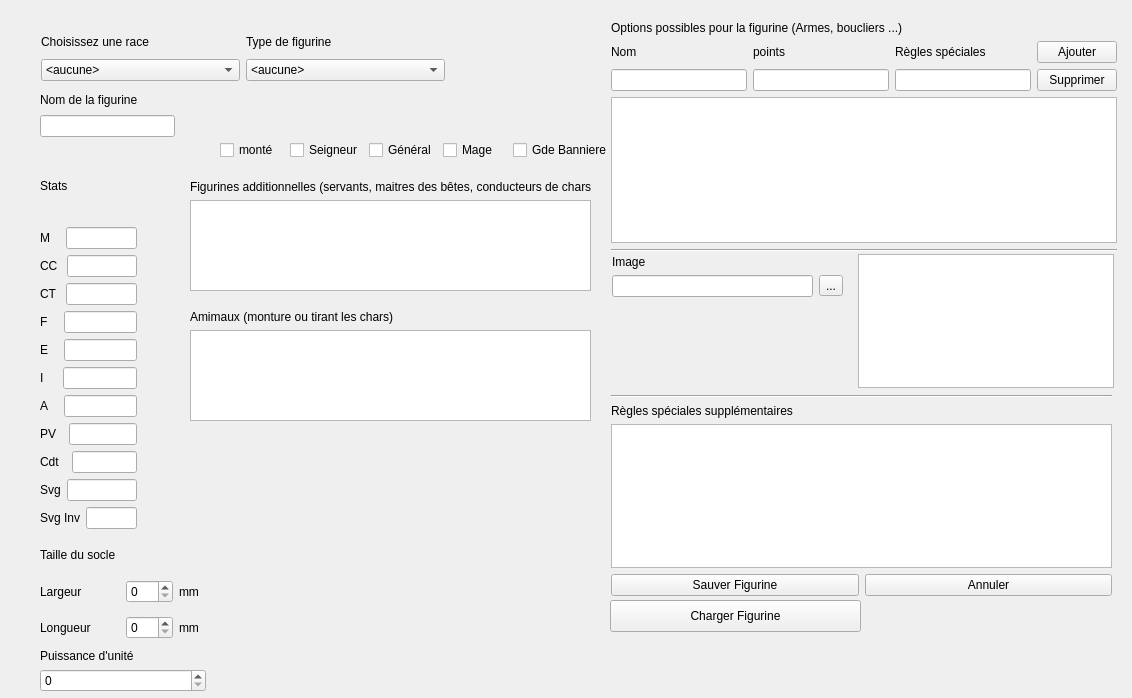
The window that warhole/modelwindow.ui (kaosphere/Warhole) describes before a commit, drawn with Qt 5.
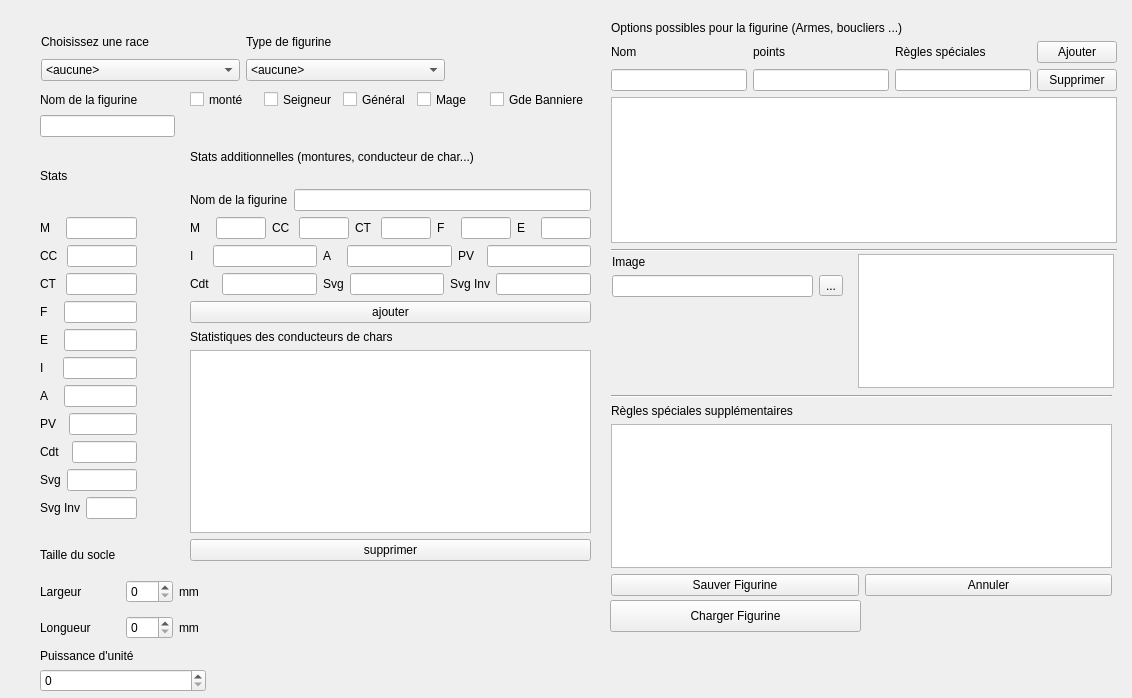
The same window after the commit.

Commit message: Update UI and modelwindow to add stats

```diff
--- a/warhole/modelwindow.ui
+++ b/warhole/modelwindow.ui
@@ -39,7 +39,7 @@
    <property name="geometry">
     <rect>
      <x>40</x>
-     <y>150</y>
+     <y>140</y>
      <width>97</width>
      <height>379</height>
     </rect>
@@ -451,57 +451,13 @@
     </item>
    </layout>
   </widget>
-  <widget class="QWidget" name="layoutWidget_2">
-   <property name="geometry">
-    <rect>
-     <x>190</x>
-     <y>180</y>
-     <width>401</width>
-     <height>111</height>
-    </rect>
-   </property>
-   <layout class="QVBoxLayout" name="verticalLayout_16">
-    <item>
-     <widget class="QLabel" name="label_28">
-      <property name="text">
-       <string>Figurines additionnelles (servants, maitres des bêtes, conducteurs de chars...)</string>
-      </property>
-     </widget>
-    </item>
-    <item>
-     <widget class="QTreeView" name="viewModelCrew"/>
-    </item>
-   </layout>
-  </widget>
   <widget class="QWidget" name="layoutWidget">
    <property name="geometry">
     <rect>
      <x>190</x>
-     <y>310</y>
-     <width>401</width>
-     <height>111</height>
-    </rect>
-   </property>
-   <layout class="QVBoxLayout" name="verticalLayout_15">
-    <item>
-     <widget class="QLabel" name="label_27">
-      <property name="text">
-       <string>Amimaux (monture ou tirant les chars)</string>
-      </property>
-     </widget>
-    </item>
-    <item>
-     <widget class="QTreeView" name="viewModelAnimals"/>
-    </item>
-   </layout>
-  </widget>
-  <widget class="QWidget" name="layoutWidget">
-   <property name="geometry">
-    <rect>
-     <x>220</x>
-     <y>140</y>
-     <width>392</width>
-     <height>20</height>
+     <y>90</y>
+     <width>399</width>
+     <height>19</height>
     </rect>
    </property>
    <layout class="QHBoxLayout" name="horizontalLayout_20">
@@ -746,6 +702,249 @@
     </item>
    </layout>
   </widget>
+  <widget class="QWidget" name="">
+   <property name="geometry">
+    <rect>
+     <x>190</x>
+     <y>330</y>
+     <width>401</width>
+     <height>231</height>
+    </rect>
+   </property>
+   <layout class="QVBoxLayout" name="verticalLayout_20">
+    <item>
+     <layout class="QVBoxLayout" name="verticalLayout_16">
+      <item>
+       <widget class="QLabel" name="label_28">
+        <property name="text">
+         <string>Statistiques des conducteurs de chars</string>
+        </property>
+       </widget>
+      </item>
+      <item>
+       <widget class="QTreeView" name="viewModelCrew"/>
+      </item>
+      <item>
+       <widget class="QPushButton" name="pushButtonAdd_2">
+        <property name="text">
+         <string>supprimer</string>
+        </property>
+       </widget>
+      </item>
+     </layout>
+    </item>
+   </layout>
+  </widget>
+  <widget class="QWidget" name="">
+   <property name="geometry">
+    <rect>
+     <x>190</x>
+     <y>130</y>
+     <width>401</width>
+     <height>193</height>
+    </rect>
+   </property>
+   <layout class="QVBoxLayout" name="verticalLayout_21">
+    <item>
+     <layout class="QHBoxLayout" name="horizontalLayout_57">
+      <item>
+       <widget class="QLabel" name="label_54">
+        <property name="text">
+         <string>Stats additionnelles (montures, conducteur de char...)</string>
+        </property>
+       </widget>
+      </item>
+     </layout>
+    </item>
+    <item>
+     <layout class="QHBoxLayout" name="horizontalLayout_58">
+      <item>
+       <widget class="QLabel" name="label_66">
+        <property name="text">
+         <string>Nom de la figurine</string>
+        </property>
+       </widget>
+      </item>
+      <item>
+       <widget class="QLineEdit" name="lineEditName2"/>
+      </item>
+     </layout>
+    </item>
+    <item>
+     <layout class="QHBoxLayout" name="horizontalLayout_56">
+      <item>
+       <layout class="QHBoxLayout" name="horizontalLayout_43">
+        <item>
+         <widget class="QLabel" name="label_55">
+          <property name="text">
+           <string>M   </string>
+          </property>
+         </widget>
+        </item>
+        <item>
+         <widget class="QLineEdit" name="lineEditM2"/>
+        </item>
+       </layout>
+      </item>
+      <item>
+       <layout class="QHBoxLayout" name="horizontalLayout_44">
+        <item>
+         <widget class="QLabel" name="label_56">
+          <property name="text">
+           <string>CC </string>
+          </property>
+         </widget>
+        </item>
+        <item>
+         <widget class="QLineEdit" name="lineEditCC2"/>
+        </item>
+       </layout>
+      </item>
+      <item>
+       <layout class="QHBoxLayout" name="horizontalLayout_45">
+        <item>
+         <widget class="QLabel" name="label_57">
+          <property name="text">
+           <string>CT </string>
+          </property>
+         </widget>
+        </item>
+        <item>
+         <widget class="QLineEdit" name="lineEditCT2"/>
+        </item>
+       </layout>
+      </item>
+      <item>
+       <layout class="QHBoxLayout" name="horizontalLayout_46">
+        <item>
+         <widget class="QLabel" name="label_58">
+          <property name="text">
+           <string>F   </string>
+          </property>
+         </widget>
+        </item>
+        <item>
+         <widget class="QLineEdit" name="lineEditF2"/>
+        </item>
+       </layout>
+      </item>
+      <item>
+       <layout class="QHBoxLayout" name="horizontalLayout_47">
+        <item>
+         <widget class="QLabel" name="label_59">
+          <property name="text">
+           <string>E   </string>
+          </property>
+         </widget>
+        </item>
+        <item>
+         <widget class="QLineEdit" name="lineEditE2"/>
+        </item>
+       </layout>
+      </item>
+     </layout>
+    </item>
+    <item>
+     <layout class="QHBoxLayout" name="horizontalLayout_55">
+      <item>
+       <layout class="QHBoxLayout" name="horizontalLayout_48">
+        <item>
+         <widget class="QLabel" name="label_60">
+          <property name="text">
+           <string>I    </string>
+          </property>
+         </widget>
+        </item>
+        <item>
+         <widget class="QLineEdit" name="lineEditI2"/>
+        </item>
+       </layout>
+      </item>
+      <item>
+       <layout class="QHBoxLayout" name="horizontalLayout_49">
+        <item>
+         <widget class="QLabel" name="label_61">
+          <property name="text">
+           <string>A   </string>
+          </property>
+         </widget>
+        </item>
+        <item>
+         <widget class="QLineEdit" name="lineEditA2"/>
+        </item>
+       </layout>
+      </item>
+      <item>
+       <layout class="QHBoxLayout" name="horizontalLayout_50">
+        <item>
+         <widget class="QLabel" name="label_62">
+          <property name="text">
+           <string>PV  </string>
+          </property>
+         </widget>
+        </item>
+        <item>
+         <widget class="QLineEdit" name="lineEditPV2"/>
+        </item>
+       </layout>
+      </item>
+     </layout>
+    </item>
+    <item>
+     <layout class="QHBoxLayout" name="horizontalLayout_54">
+      <item>
+       <layout class="QHBoxLayout" name="horizontalLayout_51">
+        <item>
+         <widget class="QLabel" name="label_63">
+          <property name="text">
+           <string>Cdt  </string>
+          </property>
+         </widget>
+        </item>
+        <item>
+         <widget class="QLineEdit" name="lineEditCdt2"/>
+        </item>
+       </layout>
+      </item>
+      <item>
+       <layout class="QHBoxLayout" name="horizontalLayout_52">
+        <item>
+         <widget class="QLabel" name="label_64">
+          <property name="text">
+           <string>Svg</string>
+          </property>
+         </widget>
+        </item>
+        <item>
+         <widget class="QLineEdit" name="lineEditSvg2"/>
+        </item>
+       </layout>
+      </item>
+      <item>
+       <layout class="QHBoxLayout" name="horizontalLayout_53">
+        <item>
+         <widget class="QLabel" name="label_65">
+          <property name="text">
+           <string>Svg Inv</string>
+          </property>
+         </widget>
+        </item>
+        <item>
+         <widget class="QLineEdit" name="lineEditSvgInv2"/>
+        </item>
+       </layout>
+      </item>
+     </layout>
+    </item>
+    <item>
+     <widget class="QPushButton" name="pushButtonAdd">
+      <property name="text">
+       <string>ajouter</string>
+      </property>
+     </widget>
+    </item>
+   </layout>
+  </widget>
  </widget>
  <resources/>
  <connections/>
```
The commit also changes 2 other files.
